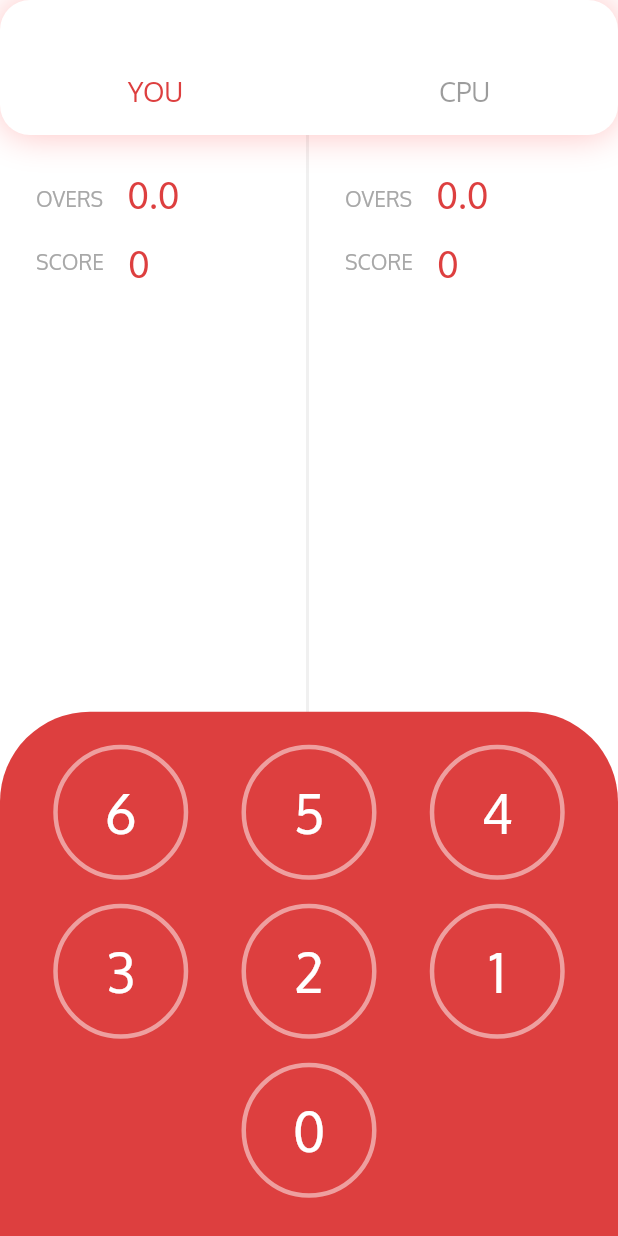
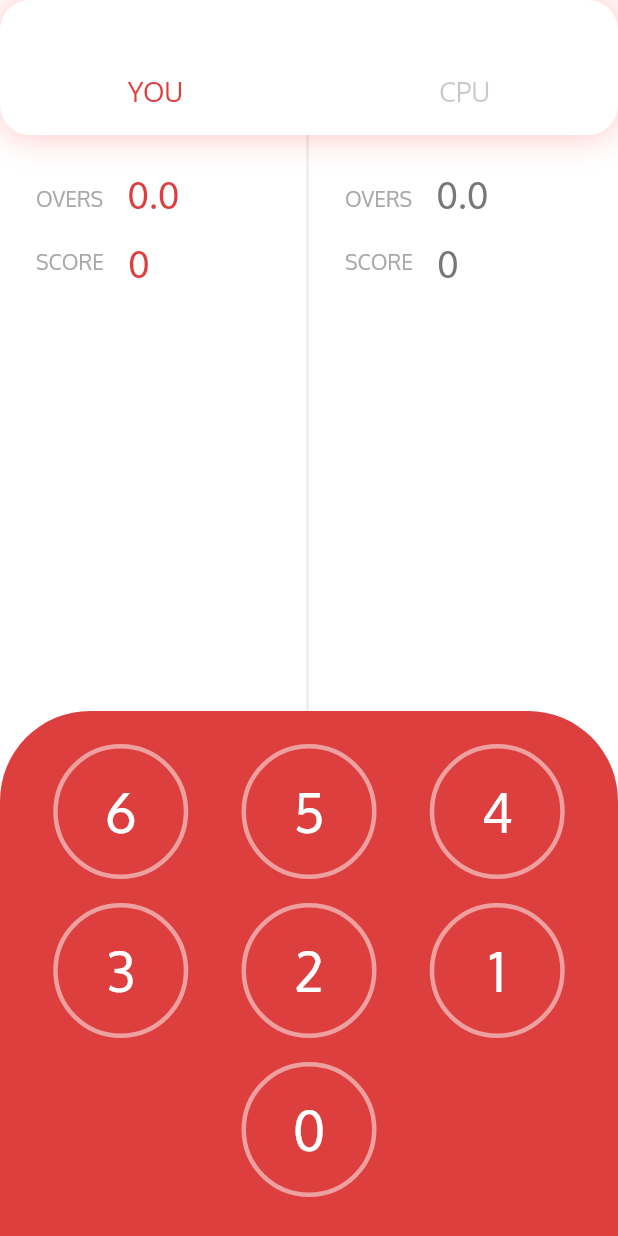
Before and after one commit to sivaperumal644/hand_cricket_flutter, a Flutter app: the MatchScreen screen opened directly, on a phone screen of 412 x 824 dp. Run offline on Flutter 3.47's test engine with Material 2 defaults, Android fonts, the phone set to English and light mode, and no system bars; our stand-ins replace flutter_svg, toast.

Commit message:
color and animation changes has been made.

```diff
--- a/lib/app_state.dart
+++ b/lib/app_state.dart
@@ -19,7 +19,10 @@ class AppState with ChangeNotifier {
   bool isInputVisible = false;
   double inputContainerStart = 1.0;
   double inputContainerEnd = 0.0;
-
+  Color youRedColor = Color.fromRGBO(221, 63, 63, 100);
+  Color cpuGrayColor = Color.fromRGBO(119,119,119,100);
+  Color scoreLightGray = Color.fromRGBO(168,168,168,100);
+  Color shadowColor = Color.fromRGBO(255, 150, 150, 0.6);
 
   void setTotalOvers(int text) {
     totalOvers = text;
@@ -101,6 +104,26 @@ class AppState with ChangeNotifier {
     notifyListeners();
   }
 
+  void setYouRedColor(Color text){
+    youRedColor = text;
+    notifyListeners();
+  }
+
+  void setCpuGrayColor(Color text){
+    cpuGrayColor = text;
+    notifyListeners();
+  }
+
+  void setScoreLightGray(Color text){
+    scoreLightGray = text;
+    notifyListeners();
+  }
+
+  void setShadowColor(Color text){
+    shadowColor = text;
+    notifyListeners();
+  }
+
   int get getTotalOvers => totalOvers;
   int get getSelectedInput => selectedInput;
   int get getOddOrEven => oddOrEven;
@@ -117,4 +140,8 @@ class AppState with ChangeNotifier {
   bool get getIsInputVisible => isInputVisible;
   double get getInputContainerStart => inputContainerStart;
   double get getInputContainerEnd => inputContainerEnd;
+  Color get getYouRedColor => youRedColor;
+  Color get getCpuGrayColor => cpuGrayColor;
+  Color get getScoreLightGray => scoreLightGray;
+  Color get getShadowColor => shadowColor;
 }
--- a/lib/buttons/button.dart
+++ b/lib/buttons/button.dart
@@ -44,11 +44,7 @@ Widget gotItButton() {
       child: Row(
         mainAxisAlignment: MainAxisAlignment.center,
         children: <Widget>[
-          Text(
-            'GOT IT',
-            style: TextStyle(
-                fontSize: 24, color: Color.fromRGBO(255, 255, 255, 0.5)),
-          )
+          Text('GOT IT', style: TextStyle(fontSize: 24, color: Colors.white))
         ],
       ),
     ),
--- a/lib/screens/match_screen.dart
+++ b/lib/screens/match_screen.dart
@@ -14,7 +14,6 @@ AnimationController userAnimationController,
     cpuAnimationController,
     inputAnimationController;
 bool isInputVisible;
-
 
 final oversBowl = [
   '0.0',
@@ -129,14 +128,14 @@ class MatchScreenState extends State<MatchScreen>
                             child: Text(
                               'YOU',
                               style: TextStyle(
-                                  color: Color(0xffDD3F3F), fontSize: 18),
+                                  color: appState.getYouRedColor, fontSize: 18),
                             ),
                           ),
                           Padding(
                             padding: const EdgeInsets.only(top: 50.0),
                             child: Text('CPU',
                                 style: TextStyle(
-                                    color: Color.fromRGBO(57, 57, 57, 0.5),
+                                    color: Color.fromRGBO(57, 57, 57, 0.28),
                                     fontSize: 18)),
                           )
                         ],
@@ -147,7 +146,7 @@ class MatchScreenState extends State<MatchScreen>
                 decoration: BoxDecoration(
                     boxShadow: [
                       BoxShadow(
-                        color: Color.fromRGBO(255, 150, 150, 0.6),
+                        color: appState.getShadowColor,
                         blurRadius: 20,
                       ),
                     ],
@@ -173,7 +172,10 @@ class MatchScreenState extends State<MatchScreen>
                           appState.getUserOvers.toString(),
                           appState.getUserScore.toString(),
                           appState.getCurrentUserInput,
-                          appState.getIsInputVisible)),
+                          appState.getIsInputVisible,
+                          appState.getYouRedColor,
+                          appState.getScoreLightGray,
+                          Color.fromRGBO(221, 63, 63, 100))),
                   Container(
                       width: screenWidth,
                       height: screenHeight,
@@ -186,12 +188,20 @@ class MatchScreenState extends State<MatchScreen>
                           appState.getCpuOvers.toString(),
                           appState.getCpuScore.toString(),
                           appState.getCurrentCpuInput,
-                          appState.getIsInputVisible))
+                          appState.getIsInputVisible,
+                          appState.getCpuGrayColor,
+                          appState.getScoreLightGray,
+                          Color.fromRGBO(119, 119, 119, 100)))
                 ],
               )
             ],
           ),
-          inputSelectionContainer(context, this, appState.getInputContainerStart, appState.getInputContainerEnd, inputAnimation,
+          inputSelectionContainer(
+              context,
+              this,
+              appState.getInputContainerStart,
+              appState.getInputContainerEnd,
+              inputAnimation,
               inputAnimationController)
         ]),
       ),
@@ -210,6 +220,10 @@ Widget inputSelection(String input, context) {
           appState.setCurrentUserInput(int.parse(input));
           appState.setInputContainerStart(0.0);
           appState.setInputContainerEnd(1.0);
+          appState.setYouRedColor(Color.fromRGBO(221, 63, 63, 0.2));
+          appState.setScoreLightGray(Color.fromRGBO(168, 168, 168, 0.2));
+          appState.setCpuGrayColor(Color.fromRGBO(119, 119, 119, 0.2));
+          appState.setShadowColor(Color.fromRGBO(193, 193, 193, 100));
           if (firstBattingCompleted == false) {
             firstBatting(context, int.parse(input));
           } else {
@@ -219,6 +233,10 @@ Widget inputSelection(String input, context) {
             appState.setIsInputVisible(false);
             appState.setInputContainerStart(1.0);
             appState.setInputContainerEnd(0.0);
+            appState.setYouRedColor(Color.fromRGBO(221, 63, 63, 100));
+            appState.setScoreLightGray(Color.fromRGBO(168, 168, 168, 100));
+            appState.setCpuGrayColor(Color.fromRGBO(119, 119, 119, 100));
+            appState.setShadowColor(Color.fromRGBO(255, 150, 150, 0.6));
           });
         },
         child: inputButton(input),
@@ -235,6 +253,7 @@ void firstBatting(context, userInput) {
   int ballsCompleted = appState.getBallsCompleted;
   int cpuInputScore = cpuInput();
   appState.setCurrentCpuInput(cpuInputScore);
+  Future.delayed(Duration(seconds: 2), () {
     if (userOrCpu == 0) {
       if (ballsCompleted < totalBalls - 1) {
         if (userInput != cpuInputScore) {
@@ -294,6 +313,7 @@ void firstBatting(context, userInput) {
                 ));
       }
     }
+  });
 }
 
 void secondBatting(context, userInput) {
@@ -305,6 +325,7 @@ void secondBatting(context, userInput) {
   int ballsCompleted = appState.getBallsCompleted;
   int cpuInputScore = cpuInput();
   appState.setCurrentCpuInput(cpuInputScore);
+  Future.delayed(Duration(seconds: 2), (){
     if (userOrCpu == 0) {
     if (ballsCompleted < totalBalls - 1) {
       if (userInput != cpuInputScore) {
@@ -349,6 +370,8 @@ void secondBatting(context, userInput) {
           context, MaterialPageRoute(builder: (context) => ResultPage()));
     }
   }
+  });
+
 }
 
 int cpuInput() {
@@ -360,9 +383,9 @@ int cpuInput() {
 }
 
 Widget displayMatch(context, vsync, user, userController, start, oversCompleted,
-    runsScored, currentInput, isVisible) {
+    runsScored, currentInput, isVisible, youColor, overTextColor, iconColor) {
   userController =
-      AnimationController(duration: Duration(seconds: 2), vsync: vsync);
+      AnimationController(duration: Duration(seconds: 1), vsync: vsync);
 
   user = Tween(begin: start, end: 0.0).animate(
       CurvedAnimation(parent: userController, curve: Curves.fastOutSlowIn));
@@ -377,14 +400,14 @@ Widget displayMatch(context, vsync, user, userController, start, oversCompleted,
             padding: const EdgeInsets.only(left: 24.0, top: 32.0),
             child: Text(
               'OVERS',
-              style: TextStyle(color: Color(0xffA8A8A8), fontSize: 14),
+              style: TextStyle(color: overTextColor, fontSize: 14),
             ),
           ),
           Padding(
             padding: const EdgeInsets.only(top: 24.0, left: 16.0),
             child: Text(
               oversCompleted,
-              style: TextStyle(fontSize: 24, color: Color(0xffDD3F3F)),
+              style: TextStyle(fontSize: 24, color: youColor),
             ),
           )
         ],
@@ -395,14 +418,14 @@ Widget displayMatch(context, vsync, user, userController, start, oversCompleted,
             padding: const EdgeInsets.only(left: 24.0, top: 16.0),
             child: Text(
               'SCORE',
-              style: TextStyle(color: Color(0xffA8A8A8), fontSize: 14),
+              style: TextStyle(color: overTextColor, fontSize: 14),
             ),
           ),
           Padding(
             padding: const EdgeInsets.only(top: 16.0, left: 16.0),
             child: Text(
               runsScored,
-              style: TextStyle(fontSize: 24, color: Color(0xffDD3F3F)),
+              style: TextStyle(fontSize: 24, color: youColor),
             ),
           )
         ],
@@ -418,11 +441,12 @@ Widget displayMatch(context, vsync, user, userController, start, oversCompleted,
                   child: Center(
                       child: Container(
                     child: Padding(
-                      padding: const EdgeInsets.only(top: 32.0),
+                      padding: const EdgeInsets.only(top: 100.0),
                       child: SvgPicture.asset(
                         currentInputImage[currentInput],
-                        width: 60.0,
-                        height: 60.0,
+                        color: iconColor,
+                        width: 100.0,
+                        height: 100.0,
                       ),
                     ),
                   )),
@@ -438,7 +462,7 @@ Widget inputSelectionContainer(
     context, vsync, start, end, animation, animationController) {
   final height = 350;
   animationController =
-      AnimationController(duration: Duration(seconds: 2), vsync: vsync);
+      AnimationController(duration: Duration(seconds: 1), vsync: vsync);
 
   animation = Tween(begin: start, end: end).animate(CurvedAnimation(
       parent: animationController, curve: Curves.fastOutSlowIn));
--- a/lib/screens/splash_screen.dart
+++ b/lib/screens/splash_screen.dart
@@ -28,7 +28,7 @@ class SplashScreen extends StatefulWidget {
 class SplashScreenState extends State<SplashScreen> {
   @override
   void initState() {
-    Future.delayed(Duration(seconds: 2), () {
+    Future.delayed(Duration(seconds: 1), () {
       Navigator.pushReplacement(
           context,
           MaterialPageRoute(
--- a/lib/screens/tossing_screen.dart
+++ b/lib/screens/tossing_screen.dart
@@ -100,7 +100,7 @@ class TossingPageState extends State<TossingPage> {
                     child: batting,
                   ),
                   Padding(
-                    padding: const EdgeInsets.all(20.0),
+                    padding: const EdgeInsets.fromLTRB(20.0, 20.0, 20.0, 40.0),
                     child: bowling,
                   ),
                 ],
```
Also changed, not shown: lib/screens/about_app_screen.dart (+15 -14 lines), lib/screens/home_screen.dart (+10 -6 lines). Lines whose indentation alone changed are shown as unchanged.
